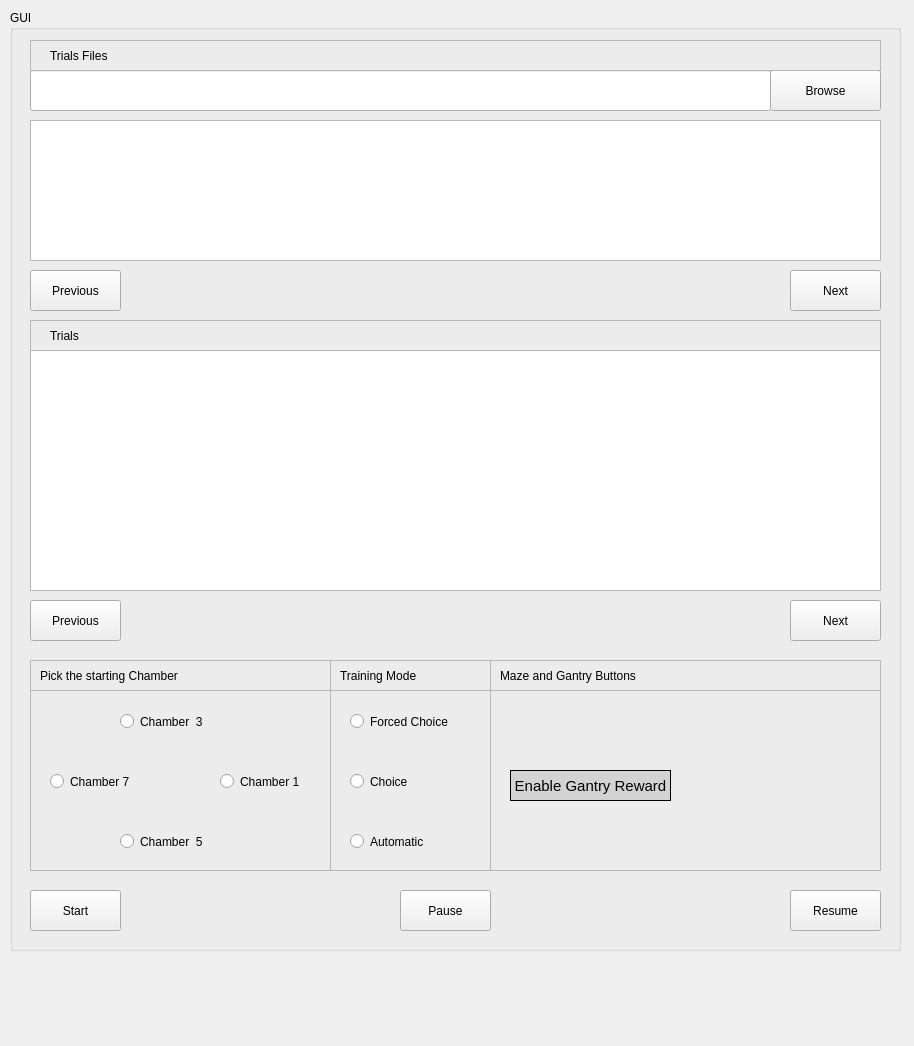
Above: src/omniroute_operation/src/experiment_controller/experiment_controller_interface.ui from NC4Lab/omniroute_ubuntu_ws before the change. Below: the same form after it.
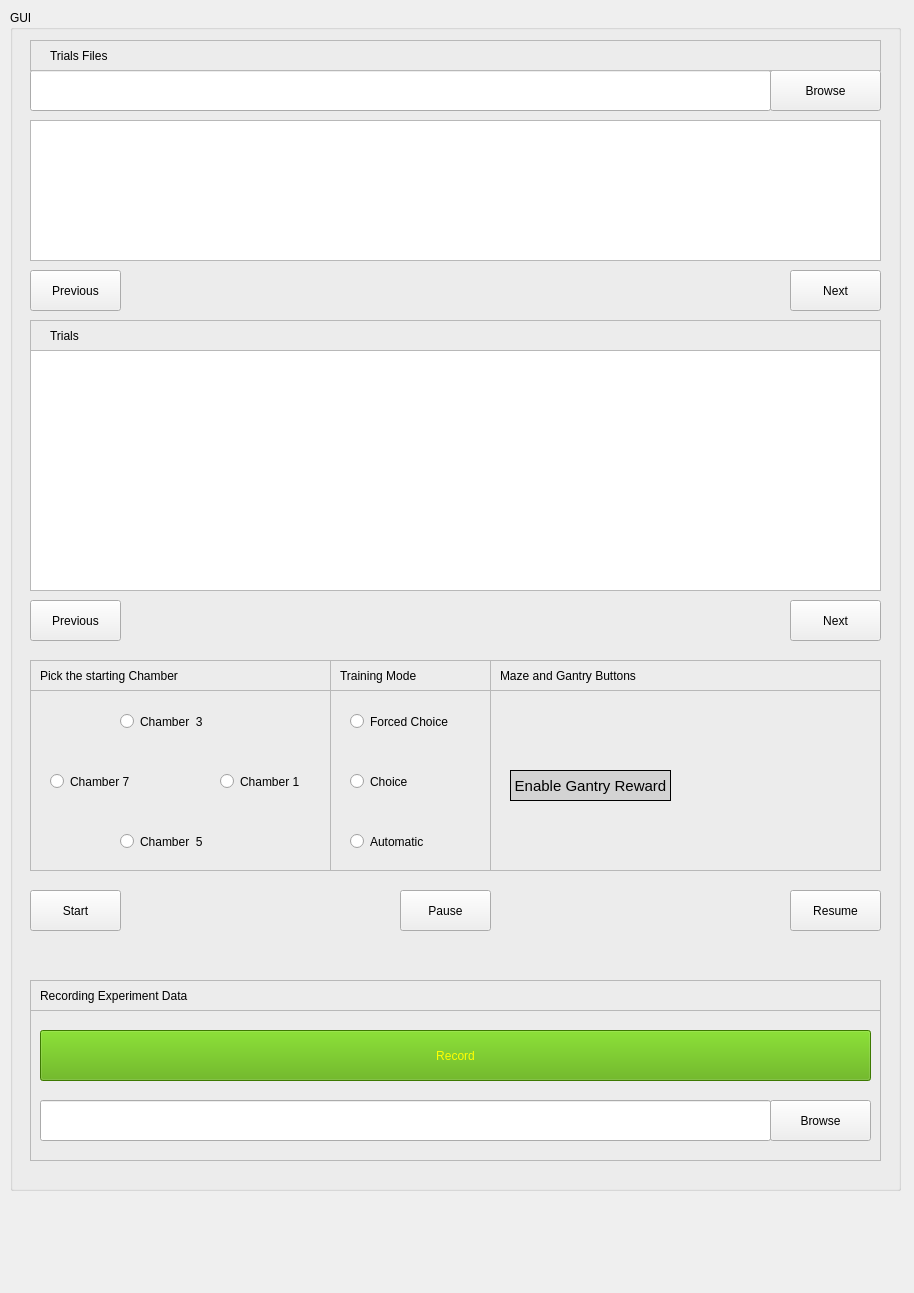
That is the form after the change.

Commit message: final decision on record button

```diff
--- a/src/omniroute_operation/src/experiment_controller/experiment_controller_interface.ui
+++ b/src/omniroute_operation/src/experiment_controller/experiment_controller_interface.ui
@@ -7,7 +7,7 @@
     <x>0</x>
     <y>0</y>
     <width>914</width>
-    <height>1046</height>
+    <height>1293</height>
    </rect>
   </property>
   <property name="windowTitle">
@@ -19,7 +19,7 @@
      <x>10</x>
      <y>10</y>
      <width>891</width>
-     <height>941</height>
+     <height>1181</height>
     </rect>
    </property>
    <property name="title">
@@ -484,6 +484,94 @@
      <string>Resume</string>
     </property>
    </widget>
+   <widget class="QFrame" name="frame_6">
+    <property name="geometry">
+     <rect>
+      <x>20</x>
+      <y>1000</y>
+      <width>851</width>
+      <height>151</height>
+     </rect>
+    </property>
+    <property name="frameShape">
+     <enum>QFrame::StyledPanel</enum>
+    </property>
+    <property name="frameShadow">
+     <enum>QFrame::Raised</enum>
+    </property>
+    <widget class="QPushButton" name="browseBtn_2">
+     <property name="geometry">
+      <rect>
+       <x>740</x>
+       <y>90</y>
+       <width>101</width>
+       <height>41</height>
+      </rect>
+     </property>
+     <property name="text">
+      <string>Browse</string>
+     </property>
+    </widget>
+    <widget class="QPushButton" name="recordBtn">
+     <property name="enabled">
+      <bool>true</bool>
+     </property>
+     <property name="geometry">
+      <rect>
+       <x>10</x>
+       <y>20</y>
+       <width>831</width>
+       <height>51</height>
+      </rect>
+     </property>
+     <property name="styleSheet">
+      <string notr="true">background-color: rgb(85, 170, 0);
+color: rgb(255, 255, 0);</string>
+     </property>
+     <property name="text">
+      <string>Record</string>
+     </property>
+    </widget>
+    <widget class="QLineEdit" name="recordDataDir">
+     <property name="geometry">
+      <rect>
+       <x>10</x>
+       <y>90</y>
+       <width>731</width>
+       <height>41</height>
+      </rect>
+     </property>
+    </widget>
+   </widget>
+   <widget class="QFrame" name="frame_11">
+    <property name="geometry">
+     <rect>
+      <x>20</x>
+      <y>970</y>
+      <width>851</width>
+      <height>31</height>
+     </rect>
+    </property>
+    <property name="frameShape">
+     <enum>QFrame::StyledPanel</enum>
+    </property>
+    <property name="frameShadow">
+     <enum>QFrame::Raised</enum>
+    </property>
+    <widget class="QLabel" name="label_7">
+     <property name="geometry">
+      <rect>
+       <x>10</x>
+       <y>0</y>
+       <width>701</width>
+       <height>31</height>
+      </rect>
+     </property>
+     <property name="text">
+      <string>Recording Experiment Data</string>
+     </property>
+    </widget>
+   </widget>
    <zorder>frame_3</zorder>
    <zorder>frame_7</zorder>
    <zorder>frame_4</zorder>
```
Left out of the diff: 2 changed lines with no effect on the pictures. The commit also changes 3 other files.
